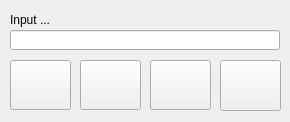
First picture: the form in client/dlginputstart.ui, repository tbikfalvi/Belenus, before the edit.
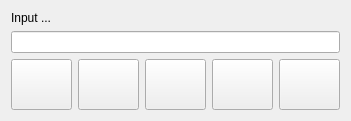
Second picture: the form after the edit.

Patch:
```diff
--- a/client/dlginputstart.ui
+++ b/client/dlginputstart.ui
@@ -6,69 +6,43 @@
    <rect>
     <x>0</x>
     <y>0</y>
-    <width>290</width>
-    <height>122</height>
+    <width>349</width>
+    <height>116</height>
    </rect>
   </property>
   <property name="windowTitle">
    <string>Dialog</string>
   </property>
+  <layout class="QVBoxLayout" name="verticalLayout">
+   <item>
   <widget class="QLabel" name="lblAction">
-   <property name="geometry">
-    <rect>
-     <x>10</x>
-     <y>10</y>
-     <width>270</width>
-     <height>20</height>
-    </rect>
-   </property>
    <property name="text">
     <string>Input ...</string>
    </property>
   </widget>
+   </item>
+   <item>
   <widget class="QLineEdit" name="ledInputStart">
-   <property name="geometry">
-    <rect>
-     <x>10</x>
-     <y>30</y>
-     <width>270</width>
-     <height>20</height>
-    </rect>
-   </property>
    <property name="styleSheet">
     <string notr="true"/>
    </property>
   </widget>
-  <widget class="QPushButton" name="pbCancel">
-   <property name="geometry">
-    <rect>
-     <x>220</x>
-     <y>60</y>
-     <width>61</width>
-     <height>51</height>
-    </rect>
-   </property>
-   <property name="text">
-    <string/>
-   </property>
-   <property name="iconSize">
-    <size>
-     <width>40</width>
-     <height>40</height>
-    </size>
-   </property>
-   <property name="autoDefault">
-    <bool>false</bool>
-   </property>
-  </widget>
+   </item>
+   <item>
+    <layout class="QHBoxLayout" name="horizontalLayout">
+     <item>
   <widget class="QPushButton" name="pbPatient">
-   <property name="geometry">
-    <rect>
-     <x>10</x>
-     <y>60</y>
+       <property name="sizePolicy">
+        <sizepolicy hsizetype="Minimum" vsizetype="Fixed">
+         <horstretch>61</horstretch>
+         <verstretch>51</verstretch>
+        </sizepolicy>
+       </property>
+       <property name="minimumSize">
+        <size>
      <width>61</width>
-     <height>50</height>
-    </rect>
+         <height>51</height>
+        </size>
    </property>
    <property name="text">
     <string/>
@@ -83,14 +57,20 @@
     <bool>false</bool>
    </property>
   </widget>
+     </item>
+     <item>
   <widget class="QPushButton" name="pbCardcode">
-   <property name="geometry">
-    <rect>
-     <x>80</x>
-     <y>60</y>
+       <property name="sizePolicy">
+        <sizepolicy hsizetype="Minimum" vsizetype="Fixed">
+         <horstretch>61</horstretch>
+         <verstretch>51</verstretch>
+        </sizepolicy>
+       </property>
+       <property name="minimumSize">
+        <size>
      <width>61</width>
-     <height>50</height>
-    </rect>
+         <height>51</height>
+        </size>
    </property>
    <property name="text">
     <string/>
@@ -105,14 +85,48 @@
     <bool>false</bool>
    </property>
   </widget>
+     </item>
+     <item>
+      <widget class="QPushButton" name="pbProduct">
+       <property name="sizePolicy">
+        <sizepolicy hsizetype="Minimum" vsizetype="Fixed">
+         <horstretch>61</horstretch>
+         <verstretch>51</verstretch>
+        </sizepolicy>
+       </property>
+       <property name="minimumSize">
+        <size>
+         <width>61</width>
+         <height>51</height>
+        </size>
+       </property>
+       <property name="text">
+        <string/>
+       </property>
+       <property name="iconSize">
+        <size>
+         <width>40</width>
+         <height>40</height>
+        </size>
+       </property>
+       <property name="autoDefault">
+        <bool>false</bool>
+       </property>
+      </widget>
+     </item>
+     <item>
   <widget class="QPushButton" name="pbTime">
-   <property name="geometry">
-    <rect>
-     <x>150</x>
-     <y>60</y>
+       <property name="sizePolicy">
+        <sizepolicy hsizetype="Minimum" vsizetype="Fixed">
+         <horstretch>61</horstretch>
+         <verstretch>51</verstretch>
+        </sizepolicy>
+       </property>
+       <property name="minimumSize">
+        <size>
      <width>61</width>
-     <height>50</height>
-    </rect>
+         <height>51</height>
+        </size>
    </property>
    <property name="text">
     <string/>
@@ -127,6 +141,38 @@
     <bool>false</bool>
    </property>
   </widget>
+     </item>
+     <item>
+      <widget class="QPushButton" name="pbCancel">
+       <property name="sizePolicy">
+        <sizepolicy hsizetype="Minimum" vsizetype="Fixed">
+         <horstretch>61</horstretch>
+         <verstretch>51</verstretch>
+        </sizepolicy>
+       </property>
+       <property name="minimumSize">
+        <size>
+         <width>61</width>
+         <height>51</height>
+        </size>
+       </property>
+       <property name="text">
+        <string/>
+       </property>
+       <property name="iconSize">
+        <size>
+         <width>40</width>
+         <height>40</height>
+        </size>
+       </property>
+       <property name="autoDefault">
+        <bool>false</bool>
+       </property>
+      </widget>
+     </item>
+    </layout>
+   </item>
+  </layout>
  </widget>
  <tabstops>
   <tabstop>ledInputStart</tabstop>
```
Lines whose indentation alone changed are shown as unchanged.
